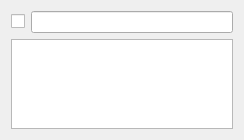
Qt form src/ra/widgets/visualizationwidget.ui (robotics-erlangen/framework) before a commit.
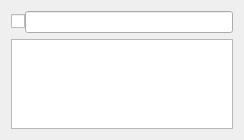
The same form after that commit.

```diff
--- a/src/ra/widgets/visualizationwidget.ui
+++ b/src/ra/widgets/visualizationwidget.ui
@@ -16,6 +16,9 @@
   <layout class="QVBoxLayout" name="verticalLayout">
    <item>
     <layout class="QHBoxLayout" name="horizontalLayout">
+     <property name="spacing">
+      <number>0</number>
+     </property>
      <item>
       <widget class="QCheckBox" name="enableFiltered">
        <property name="text">
```
